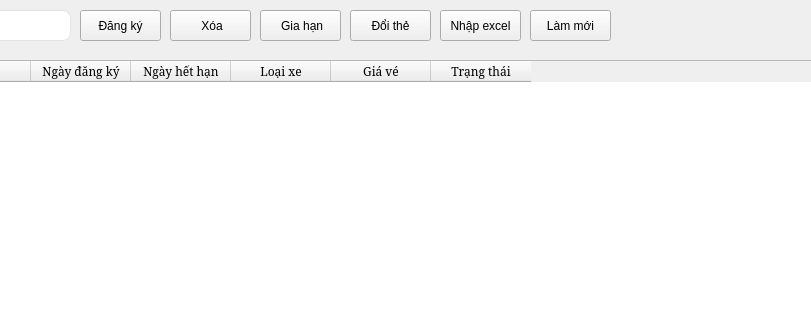
Old version of the form month.ui in the repository tuyen1601/manager_app; both pictures show x 280 to 1091 and y 0 to 320 of the 1301 by 790 pixel window.
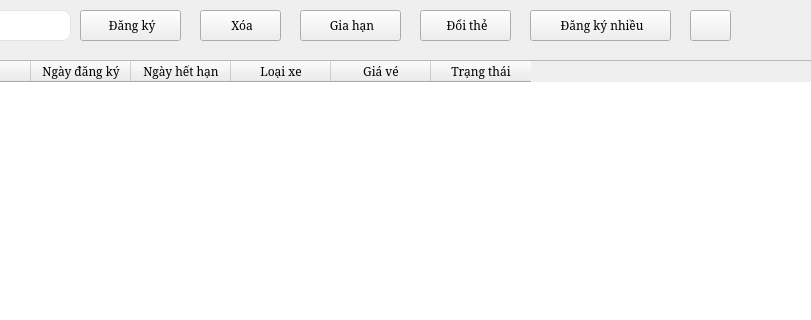
New version of the form. Icons and pictures are not drawn.

What changed in the file:
```diff
--- a/month.ui
+++ b/month.ui
@@ -10,6 +10,11 @@
     <height>790</height>
    </rect>
   </property>
+  <property name="font">
+   <font>
+    <family>Serif</family>
+   </font>
+  </property>
   <property name="windowTitle">
    <string/>
   </property>
@@ -131,12 +136,17 @@
    <widget class="QPushButton" name="btnDelete">
     <property name="geometry">
      <rect>
-      <x>450</x>
+      <x>480</x>
       <y>10</y>
       <width>81</width>
       <height>31</height>
      </rect>
     </property>
+    <property name="font">
+     <font>
+      <family>Serif</family>
+     </font>
+    </property>
     <property name="text">
      <string> Xóa</string>
     </property>
@@ -154,12 +164,17 @@
    <widget class="QPushButton" name="btnUpdate">
     <property name="geometry">
      <rect>
-      <x>540</x>
+      <x>580</x>
       <y>10</y>
-      <width>81</width>
+      <width>101</width>
       <height>31</height>
      </rect>
     </property>
+    <property name="font">
+     <font>
+      <family>Serif</family>
+     </font>
+    </property>
     <property name="text">
      <string> Gia hạn</string>
     </property>
@@ -204,14 +219,19 @@
    <widget class="QPushButton" name="btnRefresh">
     <property name="geometry">
      <rect>
-      <x>810</x>
+      <x>970</x>
       <y>10</y>
-      <width>81</width>
+      <width>41</width>
       <height>31</height>
      </rect>
     </property>
+    <property name="font">
+     <font>
+      <family>Serif</family>
+     </font>
+    </property>
     <property name="text">
-     <string>Làm mới</string>
+     <string/>
     </property>
     <property name="icon">
      <iconset>
@@ -341,25 +361,39 @@
      <rect>
       <x>360</x>
       <y>10</y>
-      <width>81</width>
+      <width>101</width>
       <height>31</height>
      </rect>
     </property>
+    <property name="font">
+     <font>
+      <family>Serif</family>
+     </font>
+    </property>
     <property name="text">
-     <string>Đăng ký</string>
+     <string> Đăng ký</string>
+    </property>
+    <property name="icon">
+     <iconset>
+      <normaloff>images/write.png</normaloff>images/write.png</iconset>
     </property>
    </widget>
    <widget class="QPushButton" name="btnChange">
     <property name="geometry">
      <rect>
-      <x>630</x>
+      <x>700</x>
       <y>10</y>
-      <width>81</width>
+      <width>91</width>
       <height>31</height>
      </rect>
     </property>
+    <property name="font">
+     <font>
+      <family>Serif</family>
+     </font>
+    </property>
     <property name="text">
-     <string>Đổi thẻ</string>
+     <string> Đổi thẻ</string>
     </property>
     <property name="icon">
      <iconset>
@@ -369,14 +403,23 @@
    <widget class="QPushButton" name="btnImport">
     <property name="geometry">
      <rect>
-      <x>720</x>
+      <x>810</x>
       <y>10</y>
-      <width>81</width>
+      <width>141</width>
       <height>31</height>
      </rect>
     </property>
+    <property name="font">
+     <font>
+      <family>Serif</family>
+     </font>
+    </property>
     <property name="text">
-     <string>Nhập excel</string>
+     <string> Đăng ký nhiều</string>
+    </property>
+    <property name="icon">
+     <iconset>
+      <normaloff>images/excel.png</normaloff>images/excel.png</iconset>
     </property>
    </widget>
    <widget class="QLabel" name="lblSelectedFile">
```
Left out of the diff: 18 changed lines with no effect on the pictures.
